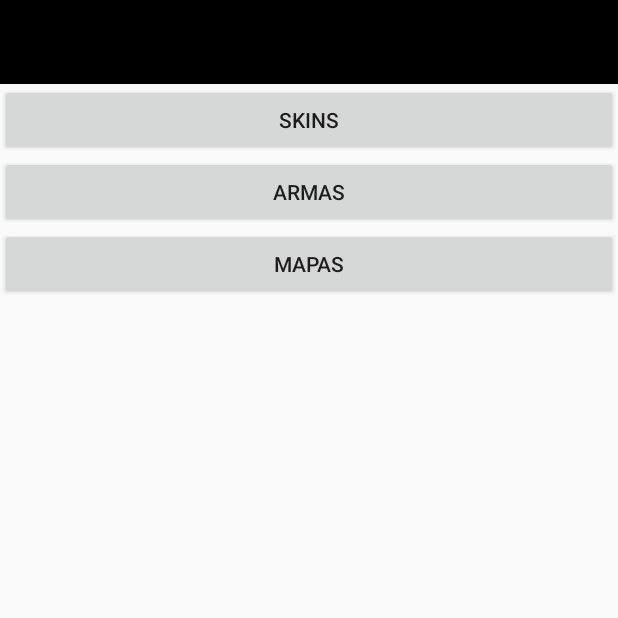
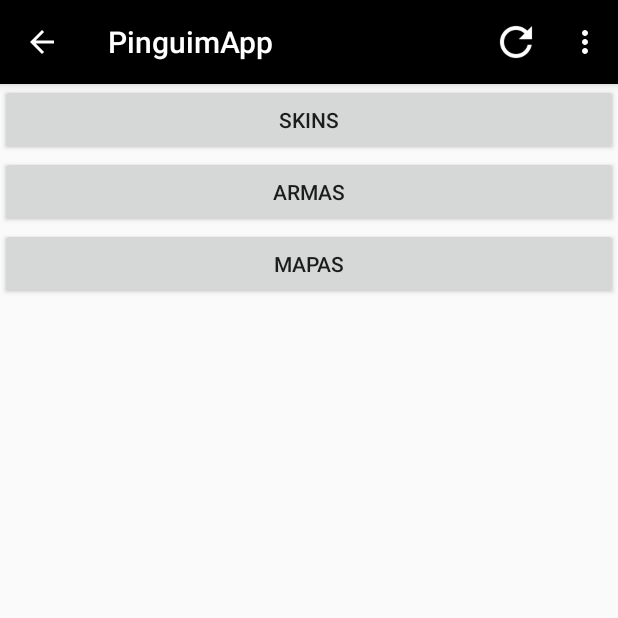
Before and after one commit to matheus14112000/PinguimApp, an Android app: the TelaInicialActivity screen opened directly, with no data from a screen before it, on a phone screen of 412 x 824 dp, the top half of it. Run offline under Robolectric (Android 15) with nearby library versions, the phone set to English and light mode, and no system bars.

Commit message:
Erros arrumados
Actionbar agora aparece na tela inicial

```diff
--- a/app/src/main/java/br/com/pinguimzera/pinguimapp/ArmasActivity.kt
+++ b/app/src/main/java/br/com/pinguimzera/pinguimapp/ArmasActivity.kt
@@ -12,11 +12,6 @@ class ArmasActivity : DebugActivity() {
         supportActionBar?.setDisplayHomeAsUpEnabled(true)
     }
 
-    override fun onCreateOptionsMenu(menu: Menu?): Boolean {
-        menuInflater.inflate(R.menu.menu_main, menu)
-        return true
-    }
-
     override fun onOptionsItemSelected(item: MenuItem): Boolean {
         val id = item.itemId
 
--- a/app/src/main/java/br/com/pinguimzera/pinguimapp/MapasActivity.kt
+++ b/app/src/main/java/br/com/pinguimzera/pinguimapp/MapasActivity.kt
@@ -12,11 +12,6 @@ class MapasActivity : DebugActivity() {
         supportActionBar?.setDisplayHomeAsUpEnabled(true)
     }
 
-    override fun onCreateOptionsMenu(menu: Menu?): Boolean {
-        menuInflater.inflate(R.menu.menu_main, menu)
-        return true
-    }
-
     override fun onOptionsItemSelected(item: MenuItem): Boolean {
         val id = item.itemId
 
--- a/app/src/main/java/br/com/pinguimzera/pinguimapp/SkinsActivity.kt
+++ b/app/src/main/java/br/com/pinguimzera/pinguimapp/SkinsActivity.kt
@@ -12,11 +12,6 @@ class SkinsActivity : DebugActivity() {
         supportActionBar?.setDisplayHomeAsUpEnabled(true)
     }
 
-    override fun onCreateOptionsMenu(menu: Menu?): Boolean {
-        menuInflater.inflate(R.menu.menu_main, menu)
-        return true
-    }
-
     override fun onOptionsItemSelected(item: MenuItem): Boolean {
         val id = item.itemId
 
--- a/app/src/main/java/br/com/pinguimzera/pinguimapp/TelaConfiguracaoActivity.kt
+++ b/app/src/main/java/br/com/pinguimzera/pinguimapp/TelaConfiguracaoActivity.kt
@@ -12,11 +12,6 @@ class TelaConfiguracaoActivity : DebugActivity() {
         supportActionBar?.setDisplayHomeAsUpEnabled(true)
     }
 
-    override fun onCreateOptionsMenu(menu: Menu?): Boolean {
-        menuInflater.inflate(R.menu.menu_main, menu)
-        return true
-    }
-
     override fun onOptionsItemSelected(item: MenuItem): Boolean {
         val id = item.itemId
 
--- a/app/src/main/res/layout/activity_tela_inicial.xml
+++ b/app/src/main/res/layout/activity_tela_inicial.xml
@@ -1,15 +1,21 @@
 <?xml version="1.0" encoding="utf-8"?>
-<LinearLayout xmlns:android="http://schemas.android.com/apk/res/android"
+<androidx.constraintlayout.widget.ConstraintLayout
+    xmlns:android="http://schemas.android.com/apk/res/android"
+    xmlns:tools="http://schemas.android.com/tools"
     android:layout_width="match_parent"
     android:layout_height="match_parent"
-    android:orientation="vertical">
-
-    <include layout="@layout/toolbar"/>
+    tools:context=".TelaInicialActivity">
 
     <LinearLayout
         android:layout_width="match_parent"
         android:layout_height="match_parent"
         android:orientation="vertical">
+
+        <ProgressBar
+            android:id="@+id/progressBar"
+            android:layout_width="match_parent"
+            android:layout_height="wrap_content"
+            android:visibility="gone" />
 
         <Button
             android:id="@+id/button1"
@@ -21,13 +27,15 @@
             android:id="@+id/button2"
             android:layout_width="match_parent"
             android:layout_height="wrap_content"
-            android:text="Armas" />
+            android:text="Armas"/>
 
         <Button
             android:id="@+id/button3"
             android:layout_width="match_parent"
             android:layout_height="wrap_content"
-            android:text="Mapas" />
+            android:text="Mapas"/>
+
+
     </LinearLayout>
 
-</LinearLayout>
+</androidx.constraintlayout.widget.ConstraintLayout>
--- a/app/src/main/res/layout/login.xml
+++ b/app/src/main/res/layout/login.xml
@@ -1,6 +1,6 @@
 <?xml version="1.0" encoding="utf-8"?>
 <LinearLayout xmlns:android="http://schemas.android.com/apk/res/android"
-    xmlns:app="http://schemas.android.com/apk/res-aut"
+    xmlns:app="http://schemas.android.com/apk/res-auto"
     android:orientation="vertical"
     android:layout_width="match_parent"
     android:layout_height="match_parent">
--- a/app/src/main/res/menu/menu_main.xml
+++ b/app/src/main/res/menu/menu_main.xml
@@ -6,12 +6,12 @@
         android:icon="@drawable/ic_atualizar_white"
         android:title="@string/action_atualizar"
         app:showAsAction="ifRoom"
-    />
+        />
 
     <item
         android:id="@+id/action_configurar"
         android:icon="@drawable/ic_configuracoes_white"
         android:title="@string/action_configurar"
         app:showAsAction="never"
-    />
+        />
 </menu>
--- a/app/src/main/res/values/styles.xml
+++ b/app/src/main/res/values/styles.xml
@@ -8,9 +8,4 @@
         <item name="colorAccent">@color/colorAccent</item>
     </style>
 
-    <style name="AppTheme.Toolbar" parent="AppTheme">
-        <item name="windowActionBar">false</item>
-        <item name="windowNoTitle">true</item>
-    </style>
-
 </resources>
```
Also changed, not shown: app/src/main/AndroidManifest.xml (+4 -5 lines), app/src/main/java/br/com/pinguimzera/pinguimapp/TelaInicialActivity.kt (+8 -5 lines).
